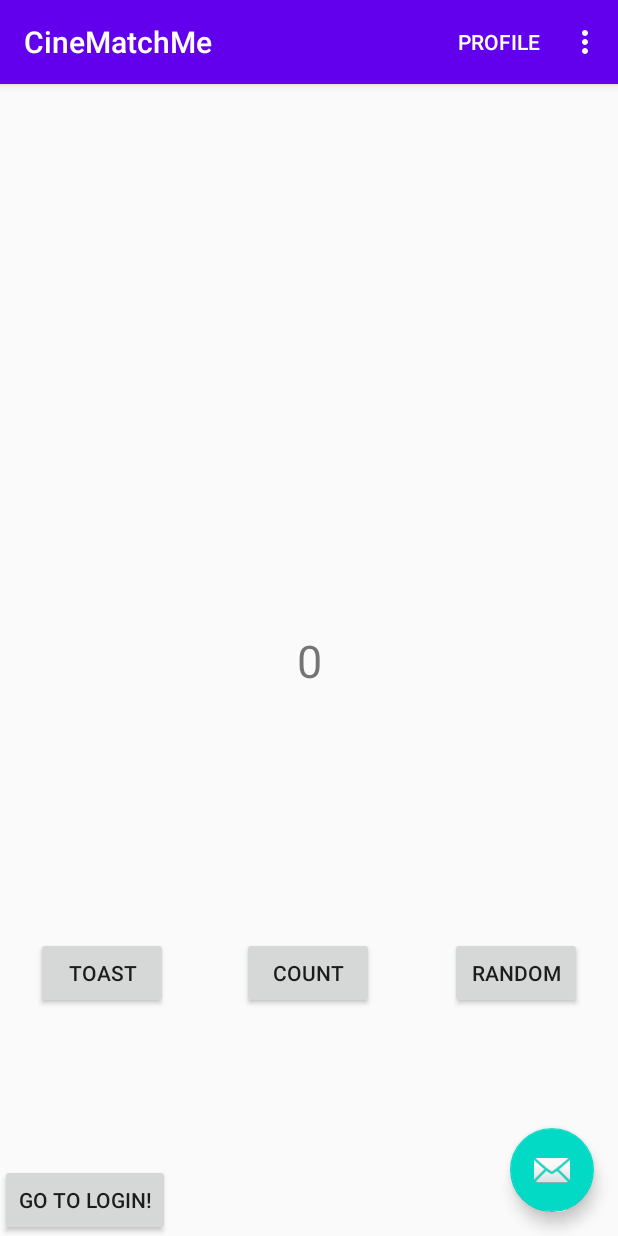
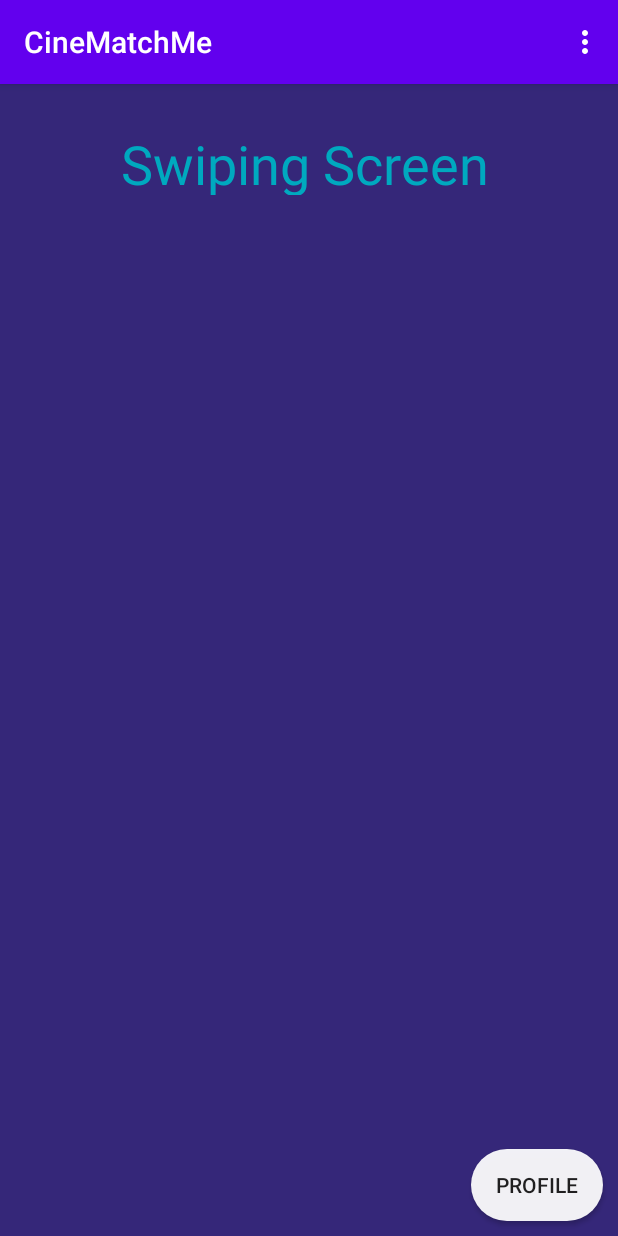
Before and after one commit to ChristosLabrou/CineMatchMe, an Android app: the screen it shows after launch (MainActivity), after a tap on "LOGIN", on a phone screen of 412 x 824 dp. Run offline under Robolectric (Android 15) with nearby library versions, the phone set to English and light mode, and no system bars; our stand-ins replace navigation-ui.

Commit message:
Added best practice navigation

```diff
--- a/app/build.gradle
+++ b/app/build.gradle
@@ -31,6 +31,7 @@ dependencies {
     implementation 'androidx.navigation:navigation-fragment:2.3.5'
     implementation 'androidx.navigation:navigation-ui:2.3.5'
     implementation 'com.google.android.gms:play-services-maps:17.0.0'
+    implementation 'androidx.legacy:legacy-support-v4:1.0.0'
     testImplementation 'junit:junit:4.12'
     androidTestImplementation 'androidx.test.ext:junit:1.1.2'
     androidTestImplementation 'androidx.test.espresso:espresso-core:3.3.0'
--- a/app/src/main/java/com/example/myapplication/User.java
+++ b/app/src/main/java/com/example/myapplication/User.java
@@ -5,6 +5,7 @@ import android.os.Bundle;
 import android.view.LayoutInflater;
 import android.view.View;
 import android.view.ViewGroup;
+import android.widget.Button;
 import androidx.annotation.NonNull;
 import androidx.fragment.app.Fragment;
 import androidx.navigation.fragment.NavHostFragment;
@@ -24,12 +25,19 @@ public class User extends Fragment {
     public void onViewCreated(@NonNull View view, Bundle savedInstanceState) {
         super.onViewCreated(view, savedInstanceState);
 
-        view.findViewById(R.id.back).setOnClickListener(new View.OnClickListener() {
+        view.findViewById(R.id.getin).setOnClickListener(new View.OnClickListener() {
             @Override
             public void onClick(View view) {
                 NavHostFragment.findNavController(User.this)
-                        .navigate(R.id.action_Login_to_FirstFragment);
+                        .navigate(R.id.action_login_to_swiping);
             }
         });
+//        view.findViewById(R.id.gotoprofile).setOnClickListener(new View.OnClickListener() {
+//            @Override
+//            public void onClick(View view) {
+//                NavHostFragment.findNavController(User.this)
+//                        .navigate(R.id.action_swiping_to_profile);
+//            }
+//        });
     }
 }
--- /dev/null
+++ b/app/src/main/java/com/example/myapplication/swiping.java
@@ -0,0 +1,62 @@
+package com.example.myapplication;
+
+import android.os.Bundle;
+import androidx.fragment.app.Fragment;
+import android.view.LayoutInflater;
+import android.view.View;
+import android.view.ViewGroup;
+
+/**
+ * A simple {@link Fragment} subclass.
+ * Use the {@link swiping#newInstance} factory method to
+ * create an instance of this fragment.
+ */
+public class swiping extends Fragment {
+
+    // TODO: Rename parameter arguments, choose names that match
+    // the fragment initialization parameters, e.g. ARG_ITEM_NUMBER
+    private static final String ARG_PARAM1 = "param1";
+    private static final String ARG_PARAM2 = "param2";
+
+    // TODO: Rename and change types of parameters
+    private String mParam1;
+    private String mParam2;
+
+    public swiping() {
+        // Required empty public constructor
+    }
+
+    /**
+     * Use this factory method to create a new instance of
+     * this fragment using the provided parameters.
+     *
+     * @param param1 Parameter 1.
+     * @param param2 Parameter 2.
+     * @return A new instance of fragment swiping.
+     */
+    // TODO: Rename and change types and number of parameters
+    public static swiping newInstance(String param1, String param2) {
+        swiping fragment = new swiping();
+        Bundle args = new Bundle();
+        args.putString(ARG_PARAM1, param1);
+        args.putString(ARG_PARAM2, param2);
+        fragment.setArguments(args);
+        return fragment;
+    }
+
+    @Override
+    public void onCreate(Bundle savedInstanceState) {
+        super.onCreate(savedInstanceState);
+        if (getArguments() != null) {
+            mParam1 = getArguments().getString(ARG_PARAM1);
+            mParam2 = getArguments().getString(ARG_PARAM2);
+        }
+    }
+
+    @Override
+    public View onCreateView(LayoutInflater inflater, ViewGroup container,
+                             Bundle savedInstanceState) {
+        // Inflate the layout for this fragment
+        return inflater.inflate(R.layout.fragment_swiping, container, false);
+    }
+}
--- /dev/null
+++ b/app/src/main/res/drawable/roundbutton.xml
@@ -0,0 +1,9 @@
+<?xml version="1.0" encoding="utf-8"?>
+<shape xmlns:android="http://schemas.android.com/apk/res/android"
+       android:shape="rectangle">
+    <solid android:color="#eeffffff" />
+    <corners android:bottomRightRadius="100dp"
+             android:bottomLeftRadius="100dp"
+             android:topRightRadius="100dp"
+             android:topLeftRadius="100dp"/>
+</shape>
--- a/app/src/main/res/layout/activity_main.xml
+++ b/app/src/main/res/layout/activity_main.xml
@@ -24,13 +24,13 @@
 
     <include layout="@layout/content_main"/>
 
-    <com.google.android.material.floatingactionbutton.FloatingActionButton
-            android:id="@+id/fab"
-            android:layout_width="wrap_content"
-            android:layout_height="wrap_content"
-            android:layout_gravity="bottom|end"
-            android:layout_margin="@dimen/fab_margin"
-            app:srcCompat="@android:drawable/ic_dialog_email"/>
+<!--    <com.google.android.material.floatingactionbutton.FloatingActionButton-->
+<!--            android:id="@+id/fab"-->
+<!--            android:layout_width="wrap_content"-->
+<!--            android:layout_height="wrap_content"-->
+<!--            android:layout_gravity="bottom|end"-->
+<!--            android:layout_margin="@dimen/fab_margin"-->
+<!--            app:srcCompat="@android:drawable/ic_dialog_email"/>-->
 
 
 </androidx.coordinatorlayout.widget.CoordinatorLayout>
--- /dev/null
+++ b/app/src/main/res/layout/fragment_swiping.xml
@@ -0,0 +1,27 @@
+<?xml version="1.0" encoding="utf-8"?>
+<androidx.constraintlayout.widget.ConstraintLayout xmlns:android="http://schemas.android.com/apk/res/android"
+                                                   xmlns:app="http://schemas.android.com/apk/res-auto"
+                                                   xmlns:tools="http://schemas.android.com/tools"
+                                                   android:layout_width="match_parent"
+                                                   android:layout_height="match_parent"
+                                                   tools:context=".swiping" android:id="@+id/frameLayout2"
+                                                   android:background="@color/screenBackground">
+
+    <!-- TODO: Update blank fragment layout -->
+    <TextView
+            android:text="Swiping Screen"
+            android:layout_width="251dp"
+            android:layout_height="45dp" android:id="@+id/textView7"
+            android:textColor="@color/textColors" android:textSize="36sp"
+            app:layout_constraintTop_toTopOf="parent" app:layout_constraintBottom_toBottomOf="parent"
+            app:layout_constraintEnd_toEndOf="parent" app:layout_constraintStart_toStartOf="parent"
+            app:layout_constraintVertical_bias="0.04"/>
+    <Button
+            android:text="Profile"
+            android:layout_width="wrap_content"
+            android:layout_height="wrap_content" android:id="@+id/gotoprofile"
+            android:background="@drawable/roundbutton"
+            app:layout_constraintEnd_toEndOf="parent" app:layout_constraintBottom_toBottomOf="parent"
+            android:layout_marginBottom="10dp" android:layout_marginRight="10dp" android:layout_marginEnd="10dp"/>
+
+</androidx.constraintlayout.widget.ConstraintLayout>
--- a/app/src/main/res/layout/login.xml
+++ b/app/src/main/res/layout/login.xml
@@ -11,7 +11,7 @@
     <Button
             android:text="Login"
             android:layout_width="wrap_content"
-            android:layout_height="wrap_content" android:id="@+id/back"
+            android:layout_height="wrap_content" android:id="@+id/getin"
             app:layout_constraintTop_toTopOf="parent" app:layout_constraintStart_toStartOf="parent"
             app:layout_constraintEnd_toEndOf="parent" app:layout_constraintBottom_toBottomOf="parent"
             app:layout_constraintHorizontal_bias="0.498" app:layout_constraintVertical_bias="0.631"
--- a/app/src/main/res/menu/menu_main.xml
+++ b/app/src/main/res/menu/menu_main.xml
@@ -8,6 +8,7 @@
           app:showAsAction="never"/>
     <item android:id="@+id/profile"
           android:title="@string/profile_dropdown_option"
+          android:visible="false"
           android:orderInCategory="100"
           app:showAsAction="ifRoom"/>
 </menu>
--- a/app/src/main/res/navigation/nav_graph.xml
+++ b/app/src/main/res/navigation/nav_graph.xml
@@ -37,10 +37,13 @@
             android:label="Login"
             tools:layout="@layout/login">
 
-        <action
-                android:id="@+id/action_Login_to_FirstFragment"
-                app:destination="@id/FirstFragment"/>
+
+        <action android:id="@+id/action_login_to_swiping" app:destination="@id/swiping"/>
     </fragment>
+    <fragment android:id="@+id/swiping" android:name="com.example.myapplication.swiping"
+              android:label="fragment_swiping" tools:layout="@layout/fragment_swiping"/>
+    <fragment android:id="@+id/profile" android:name="com.example.myapplication.profile"
+              android:label="fragment_profile" tools:layout="@layout/fragment_profile"/>
 
 
 </navigation>
--- a/app/src/main/res/values/strings.xml
+++ b/app/src/main/res/values/strings.xml
@@ -14,4 +14,6 @@
     <string name="count_button_text">Count</string>
     <string name="toast_message">AAA</string>
     <string name="profile_dropdown_option">Profile</string>
+    <!-- TODO: Remove or change this placeholder text -->
+    <string name="hello_blank_fragment">Hello blank fragment</string>
 </resources>
```
Also changed, not shown: app/src/main/java/com/example/myapplication/FirstFragment.java (+4 -4 lines), app/src/main/java/com/example/myapplication/MainActivity.java (+23 -16 lines), app/src/main/java/com/example/myapplication/profile.java (added, +62 -0 lines), app/src/main/res/layout/fragment_profile.xml (added, +18 -0 lines), app/src/main/res/layout/swiping.xml (deleted, +0 -14 lines).
